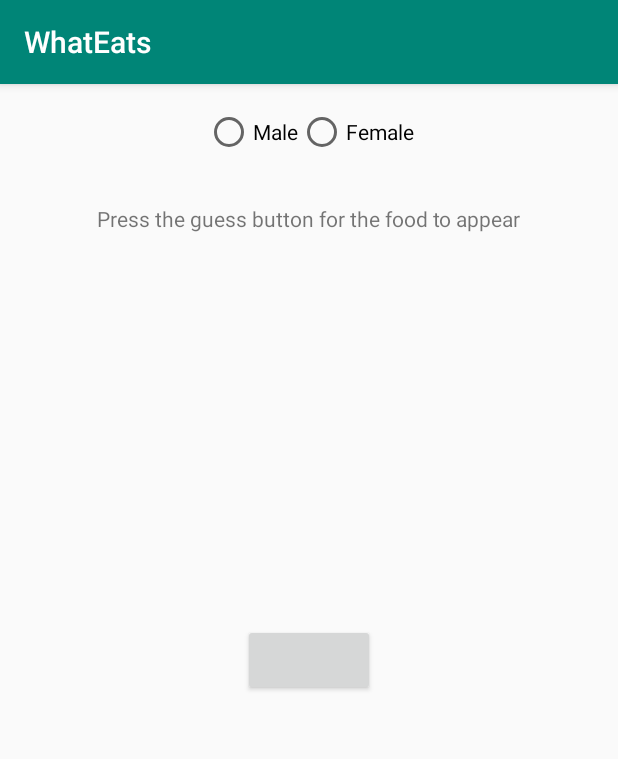
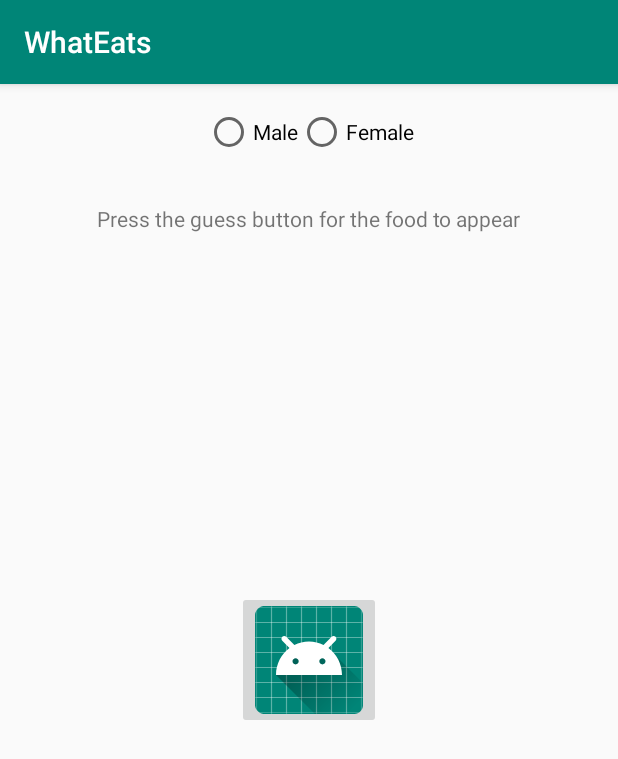
Before and after one commit to pedif/WhatEats, an Android app: the screen it shows after launch (MainActivity), on a phone screen of 412 x 824 dp. Shown: the top 759 px of the screen. Run offline under Robolectric (Android 15) with nearby library versions, the phone set to English and light mode, and no system bars.

Commit message:
Update Guess Fragment
Updated Guess fragment to now display the food which was guess by the presenter

```diff
--- a/app/src/main/java/com/techspark/whateats/GuessFragment.kt
+++ b/app/src/main/java/com/techspark/whateats/GuessFragment.kt
@@ -24,6 +24,7 @@ class GuessFragment : Fragment(), Contract.View {
      */
      override fun guess(msg: String) {
 
+        text_msg.text = msg
     }
 
     override fun onCreateView(
--- a/app/src/main/res/layout/fragment_guess.xml
+++ b/app/src/main/res/layout/fragment_guess.xml
@@ -31,7 +31,8 @@
                 app:layout_constraintTop_toBottomOf="@+id/radioGroup" app:layout_constraintStart_toStartOf="parent"
                 android:layout_marginLeft="16dp" android:layout_marginStart="16dp" android:layout_marginTop="16dp"
                 android:layout_marginRight="16dp" android:layout_marginEnd="16dp"/>
-        <Button
+        <ImageButton
+                android:src="@mipmap/ic_launcher"
                 android:layout_width="wrap_content"
                 android:layout_height="wrap_content" android:id="@+id/image_button_guess"
                 app:layout_constraintTop_toTopOf="parent" android:layout_marginTop="8dp"
```
